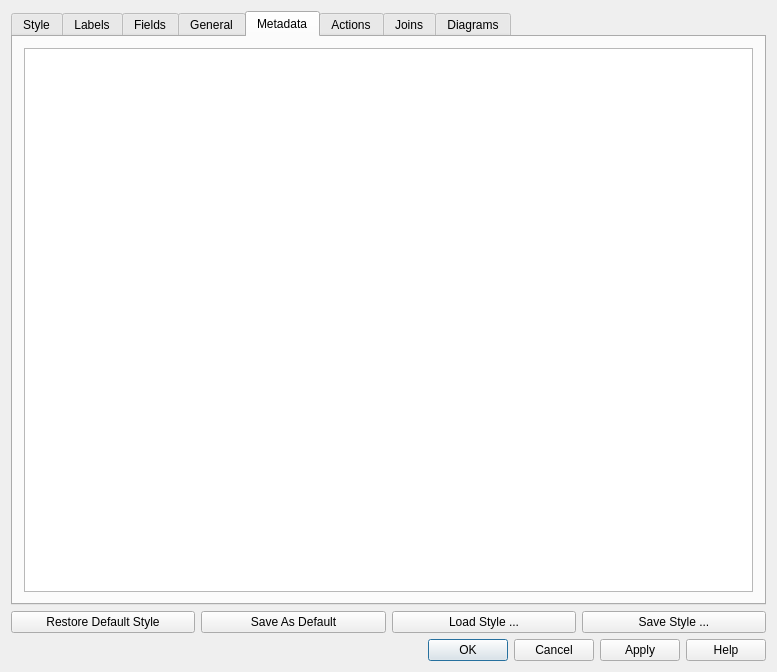
Old version of the form src/ui/qgsvectorlayerpropertiesbase.ui in the repository kadas-albireo/kadas-albireo.
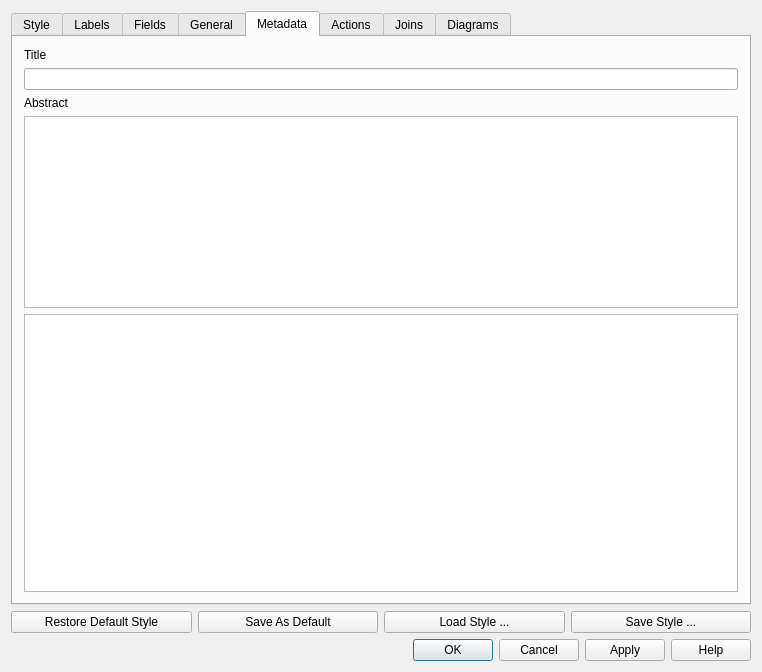
New version of the form. The open tabs and pages were chosen to show the change. Icons and pictures are not drawn. Custom widgets are drawn as their Qt base class.

Commit message: [FEATURE]: layer can have abstracts and title (e.g. for the use in WMS server)

Patch:
```diff
--- a/src/ui/qgsvectorlayerpropertiesbase.ui
+++ b/src/ui/qgsvectorlayerpropertiesbase.ui
@@ -6,7 +6,7 @@
    <rect>
     <x>0</x>
     <y>0</y>
-    <width>777</width>
+    <width>762</width>
     <height>672</height>
    </rect>
   </property>
@@ -20,49 +20,7 @@
   <property name="modal">
    <bool>true</bool>
   </property>
-  <layout class="QGridLayout" name="gridLayout">
-   <item row="1" column="0">
-    <layout class="QHBoxLayout" name="horizontalLayout">
-     <item>
-      <widget class="QPushButton" name="pbnLoadDefaultStyle">
-       <property name="text">
-        <string>Restore Default Style</string>
-       </property>
-      </widget>
-     </item>
-     <item>
-      <widget class="QPushButton" name="pbnSaveDefaultStyle">
-       <property name="text">
-        <string>Save As Default</string>
-       </property>
-      </widget>
-     </item>
-     <item>
-      <widget class="QPushButton" name="pbnLoadStyle">
-       <property name="text">
-        <string>Load Style ...</string>
-       </property>
-      </widget>
-     </item>
-     <item>
-      <widget class="QPushButton" name="pbnSaveStyleAs">
-       <property name="text">
-        <string>Save Style ...</string>
-       </property>
-      </widget>
-     </item>
-    </layout>
-   </item>
-   <item row="2" column="0">
-    <widget class="QDialogButtonBox" name="buttonBox">
-     <property name="orientation">
-      <enum>Qt::Horizontal</enum>
-     </property>
-     <property name="standardButtons">
-      <set>QDialogButtonBox::Apply|QDialogButtonBox::Cancel|QDialogButtonBox::Help|QDialogButtonBox::Ok</set>
-     </property>
-    </widget>
-   </item>
+  <layout class="QGridLayout" name="gridLayout_8">
    <item row="0" column="0">
     <widget class="QTabWidget" name="tabWidget">
      <property name="currentIndex">
@@ -590,8 +548,35 @@
       <attribute name="title">
        <string>Metadata</string>
       </attribute>
-      <layout class="QGridLayout" name="gridLayout_8">
+      <layout class="QGridLayout" name="gridLayout">
        <item row="0" column="0">
+        <widget class="QLabel" name="mLayerTitleLabel">
+         <property name="text">
+          <string>Title</string>
+         </property>
+        </widget>
+       </item>
+       <item row="1" column="0">
+        <widget class="QLineEdit" name="mLayerTitleLineEdit"/>
+       </item>
+       <item row="2" column="0">
+        <widget class="QLabel" name="mLayerAbstractLabel">
+         <property name="text">
+          <string>Abstract</string>
+         </property>
+        </widget>
+       </item>
+       <item row="3" column="0">
+        <widget class="QTextEdit" name="mLayerAbstractTextEdit">
+         <property name="sizePolicy">
+          <sizepolicy hsizetype="Expanding" vsizetype="Minimum">
+           <horstretch>0</horstretch>
+           <verstretch>0</verstretch>
+          </sizepolicy>
+         </property>
+        </widget>
+       </item>
+       <item row="4" column="0">
         <widget class="QTextEdit" name="teMetadata">
          <property name="lineWidth">
           <number>2</number>
@@ -1197,6 +1182,48 @@
      </widget>
     </widget>
    </item>
+   <item row="1" column="0">
+    <layout class="QHBoxLayout" name="horizontalLayout">
+     <item>
+      <widget class="QPushButton" name="pbnLoadDefaultStyle">
+       <property name="text">
+        <string>Restore Default Style</string>
+       </property>
+      </widget>
+     </item>
+     <item>
+      <widget class="QPushButton" name="pbnSaveDefaultStyle">
+       <property name="text">
+        <string>Save As Default</string>
+       </property>
+      </widget>
+     </item>
+     <item>
+      <widget class="QPushButton" name="pbnLoadStyle">
+       <property name="text">
+        <string>Load Style ...</string>
+       </property>
+      </widget>
+     </item>
+     <item>
+      <widget class="QPushButton" name="pbnSaveStyleAs">
+       <property name="text">
+        <string>Save Style ...</string>
+       </property>
+      </widget>
+     </item>
+    </layout>
+   </item>
+   <item row="2" column="0">
+    <widget class="QDialogButtonBox" name="buttonBox">
+     <property name="orientation">
+      <enum>Qt::Horizontal</enum>
+     </property>
+     <property name="standardButtons">
+      <set>QDialogButtonBox::Apply|QDialogButtonBox::Cancel|QDialogButtonBox::Help|QDialogButtonBox::Ok</set>
+     </property>
+    </widget>
+   </item>
   </layout>
  </widget>
  <layoutdefault spacing="6" margin="11"/>
```
Left out of the diff: 4 changed lines with no effect on the pictures. The commit also changes 5 other files.
